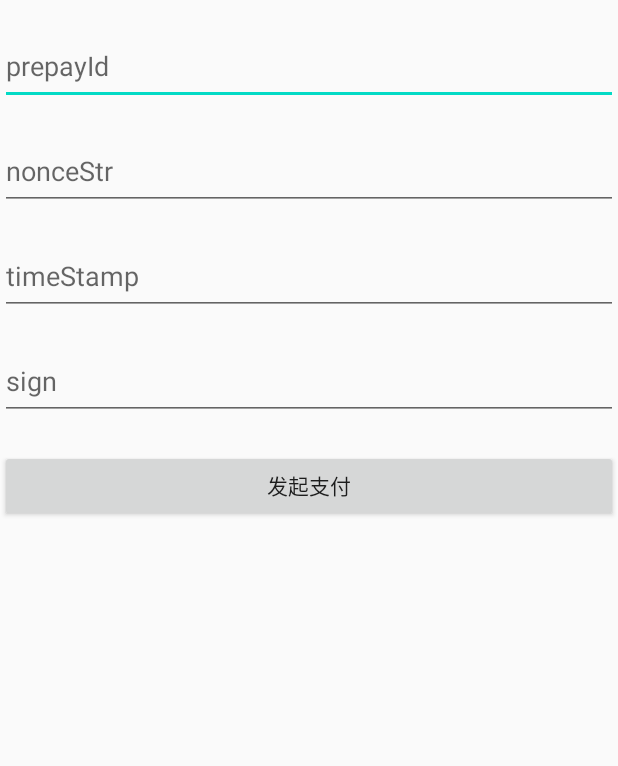
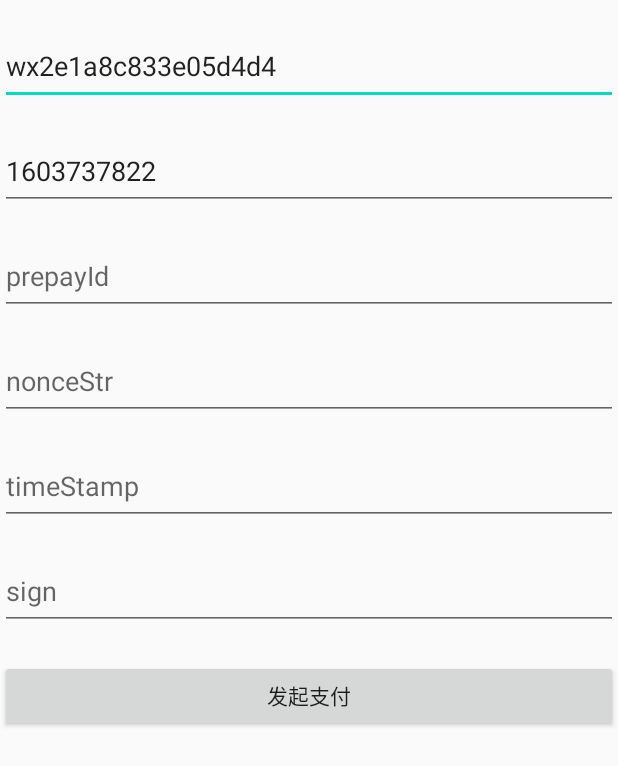
Before and after one commit to xiaotoup/kotlin-mvvm, an Android app: the TestWxPayActivity screen opened directly, with no data from a screen before it, on a phone screen of 412 x 824 dp. Shown: the top 766 px of the screen. Run offline under Robolectric (Android 15) with nearby library versions, the phone set to English and light mode, and no system bars; our stand-ins replace EventBus, RxJava, Timber, data binding; libraries missing offline, so code that uses them is left out: com.alibaba.android, com.gyf.immersionbar, com.scwang.smart, com.tencent.mm, com.trello.rxlifecycle2 and 1 more; 7 statements that could not run were skipped.

Commit message:
padding无效bug

```diff
--- a/app/src/main/java/com/yaode/wxapi/WXPayEntryActivity.java
+++ b/app/src/main/java/com/yaode/wxapi/WXPayEntryActivity.java
@@ -15,7 +15,9 @@ import com.tencent.mm.opensdk.modelbase.BaseResp;
 import com.tencent.mm.opensdk.openapi.IWXAPI;
 import com.tencent.mm.opensdk.openapi.IWXAPIEventHandler;
 import com.tencent.mm.opensdk.openapi.WXAPIFactory;
+import com.zh.common.utils.SpUtil;
 import com.zh.kotlin_mvvm.R;
+import com.zh.kotlin_mvvm.ui.TestWxPayActivity;
 import com.zh.kotlin_mvvm.utils.WxPaySuccessEvent;
 
 import org.greenrobot.eventbus.EventBus;
@@ -34,7 +36,7 @@ public class WXPayEntryActivity extends AppCompatActivity implements IWXAPIEvent
         //弄成透明的
         getWindow().addFlags(WindowManager.LayoutParams.FLAG_TRANSLUCENT_STATUS);
         //接收到分享以及登录的intent传递handleIntent方法，处理结果
-        mWxapi = WXAPIFactory.createWXAPI(this, "wx2e1a8c833e05d4d4", false);
+        mWxapi = WXAPIFactory.createWXAPI(this, SpUtil.INSTANCE.getStringSF("appId"), false);
         mWxapi.handleIntent(getIntent(), this);
     }
 
--- a/app/src/main/java/com/zh/kotlin_mvvm/mvvm/viewmodel/TestWxPayViewModel.kt
+++ b/app/src/main/java/com/zh/kotlin_mvvm/mvvm/viewmodel/TestWxPayViewModel.kt
@@ -8,6 +8,8 @@ import com.zh.kotlin_mvvm.mvvm.model.MainModel
 class TestWxPayViewModel : BaseViewModel<MainModel>(MainModel()) {
 
     fun wxPay(
+        appId: String,
+        partnerId: String,
         prepayId: String,
         nonceStr: String,
         timeStamp: String,
@@ -15,8 +17,8 @@ class TestWxPayViewModel : BaseViewModel<MainModel>(MainModel()) {
         msgApi: IWXAPI?
     ) {
         val request = PayReq()
-        request.appId = "wx2e1a8c833e05d4d4"
-        request.partnerId = "1603817423"
+        request.appId = appId
+        request.partnerId = partnerId
         request.prepayId = prepayId
         request.packageValue = "Sign=WXPay"
         request.nonceStr = nonceStr
--- a/app/src/main/java/com/zh/kotlin_mvvm/ui/TestWxPayActivity.kt
+++ b/app/src/main/java/com/zh/kotlin_mvvm/ui/TestWxPayActivity.kt
@@ -1,10 +1,13 @@
 package com.zh.kotlin_mvvm.ui
 
 import android.os.Bundle
+import android.text.Editable
+import android.text.TextWatcher
 import androidx.databinding.ViewDataBinding
 import com.tencent.mm.opensdk.openapi.IWXAPI
 import com.tencent.mm.opensdk.openapi.WXAPIFactory
 import com.zh.common.base.BaseActivity
+import com.zh.common.utils.SpUtil
 import com.zh.common.utils.ToastUtils.showMessage
 import com.zh.kotlin_mvvm.R
 import com.zh.kotlin_mvvm.mvvm.viewmodel.TestWxPayViewModel
@@ -24,12 +27,14 @@ class TestWxPayActivity : BaseActivity<ViewDataBinding, TestWxPayViewModel>() {
     override fun initView(savedInstanceState: Bundle?) {
         EventBus.getDefault().register(this)
         msgApi = WXAPIFactory.createWXAPI(this, null)
-        msgApi?.registerApp("wx2e1a8c833e05d4d4")
+        msgApi?.registerApp(tvAppId.text.toString())
     }
 
     override fun initData() {
         btnPay.setOnClickListener {
             viewModel.wxPay(
+                tvAppId.text.toString(),
+                tvPartnerId.text.toString(),
                 tvOrderPrepayId.text.toString(),
                 tvOrderNonceStr.text.toString(),
                 tvOrderTimeStamp.text.toString(),
@@ -37,6 +42,21 @@ class TestWxPayActivity : BaseActivity<ViewDataBinding, TestWxPayViewModel>() {
                 msgApi
             )
         }
+
+        SpUtil.setStringSF("appId", tvAppId.text.toString())
+        tvAppId.addTextChangedListener(object : TextWatcher {
+            override fun afterTextChanged(p0: Editable?) {
+                SpUtil.setStringSF("appId", tvAppId.text.toString())
+            }
+
+            override fun beforeTextChanged(p0: CharSequence?, p1: Int, p2: Int, p3: Int) {
+
+            }
+
+            override fun onTextChanged(p0: CharSequence?, p1: Int, p2: Int, p3: Int) {
+
+            }
+        })
     }
 
     /**
--- a/app/src/main/res/layout/activity_test_wx_pay.xml
+++ b/app/src/main/res/layout/activity_test_wx_pay.xml
@@ -11,6 +11,22 @@
         android:layout_height="match_parent"
         android:orientation="vertical"
         tools:context=".ui.TestWxPayActivity">
+
+        <EditText
+            android:id="@+id/tvAppId"
+            android:layout_width="match_parent"
+            android:layout_height="50dp"
+            android:layout_marginTop="20dp"
+            android:text="wx2e1a8c833e05d4d4"
+            android:hint="appId" />
+
+        <EditText
+            android:id="@+id/tvPartnerId"
+            android:layout_width="match_parent"
+            android:layout_height="50dp"
+            android:layout_marginTop="20dp"
+            android:text="1603737822"
+            android:hint="partnerId" />
 
         <EditText
             android:id="@+id/tvOrderPrepayId"
```
Also changed, not shown: app/build.gradle (+8 -0 lines).
